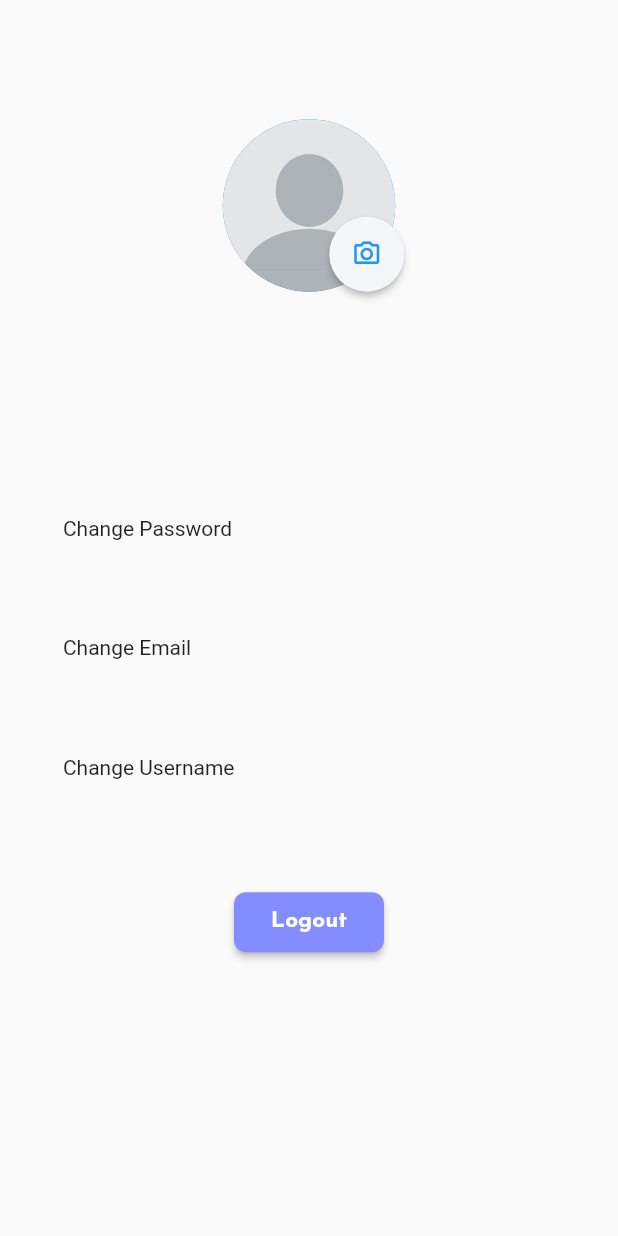
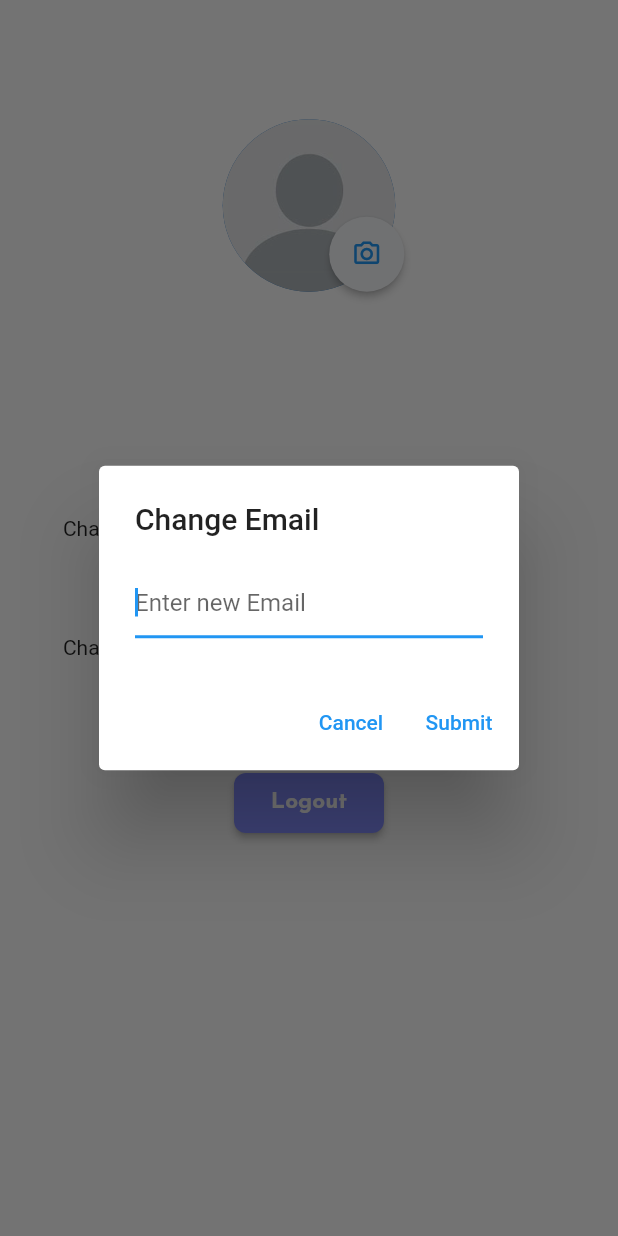
Before and after one commit to CSC207-UofT/course-project-professional-speedrunners, a Flutter app: the ProfilePage screen opened directly, after a tap on "Change Email", on a phone screen of 412 x 824 dp. Run offline on Flutter 3.47's test engine with Material 2 defaults, Android fonts, the phone set to English and light mode, and no system bars; our stand-ins replace cloud_firestore, equatable, firebase_auth, firebase_core, flutter_bloc, flutter_screenutil and 3 more; missing offline and left inert: maps_launcher; accounts and stored records are empty; network calls fail; project files that could hold a hidden picture were left out.

Commit message:
Added UI changes to support updating name and email

```diff
--- a/BobaBuddyUI/lib/Screens/profile_page.dart
+++ b/BobaBuddyUI/lib/Screens/profile_page.dart
@@ -3,6 +3,7 @@ import 'package:boba_buddy/core/repository/authentication_repository.dart';
 import 'package:flutter/cupertino.dart';
 import 'package:flutter/material.dart';
 import 'package:flutter_screenutil/flutter_screenutil.dart';
+import 'package:fluttertoast/fluttertoast.dart';
 import 'package:provider/src/provider.dart';
 
 class ProfilePage extends StatelessWidget {
@@ -12,7 +13,7 @@ class ProfilePage extends StatelessWidget {
   Widget build(BuildContext context) {
     AuthenticationRepository auth = context.read<AuthenticationRepository>();
     double deviceWidth = MediaQuery.of(context).size.width;
-    List fields = ["Change Password", "Change Email", "Change Username"];
+    List fields = ["Change Email", "Change Username"];
     //TODO: finish settings page -- functionality isn't crucial
     return ScreenUtilInit(
         designSize: const Size(393, 830),
@@ -73,7 +74,7 @@ class ProfilePage extends StatelessWidget {
                           shrinkWrap: true,
                           physics: const NeverScrollableScrollPhysics(),
                           itemBuilder: (BuildContext context, int index) {
-                            return _buildField(fields[index]);
+                            return _buildField(fields[index], context);
                           },
                         ),
                       ),
@@ -115,10 +116,10 @@ class ProfilePage extends StatelessWidget {
   }
 }
 
-Widget _buildField(String fieldString) {
+Widget _buildField(String fieldString, BuildContext context) {
   return InkWell(
     onTap: () {
-      print("tapped");
+      _openDialog(context, fieldString);
     },
     child: Container(
       height: 80.h,
@@ -132,3 +133,44 @@ Widget _buildField(String fieldString) {
     ),
   );
 }
+
+_openDialog(BuildContext context, String field) {
+  List<String> action = field.split(" ");
+  TextEditingController fieldController = TextEditingController();
+
+  showDialog(
+      context: context,
+      builder: (context) => AlertDialog(
+            title: Text(field),
+            content: TextField(
+              autofocus: true,
+              controller: fieldController,
+              decoration: InputDecoration(
+                  hintText: "Enter new ${action[action.length - 1]}"),
+            ),
+            actions: [
+              TextButton(
+                  onPressed: () {
+                    Navigator.pop(context);
+                  },
+                  child: const Text("Cancel")),
+              TextButton(
+                  onPressed: () {
+                    if (fieldController.text.trim().isNotEmpty) {
+                      //TODO: add required method call for updating user profile
+                      //use fieldController.text to access input
+                    } else {
+                      Fluttertoast.showToast(
+                          msg: "Please Fill In Required Fields",
+                          toastLength: Toast.LENGTH_SHORT,
+                          gravity: ToastGravity.CENTER,
+                          timeInSecForIosWeb: 1,
+                          backgroundColor: Colors.red,
+                          textColor: Colors.white,
+                          fontSize: 16.0);
+                    }
+                  },
+                  child: const Text("Submit")),
+            ],
+          ));
+}
```
